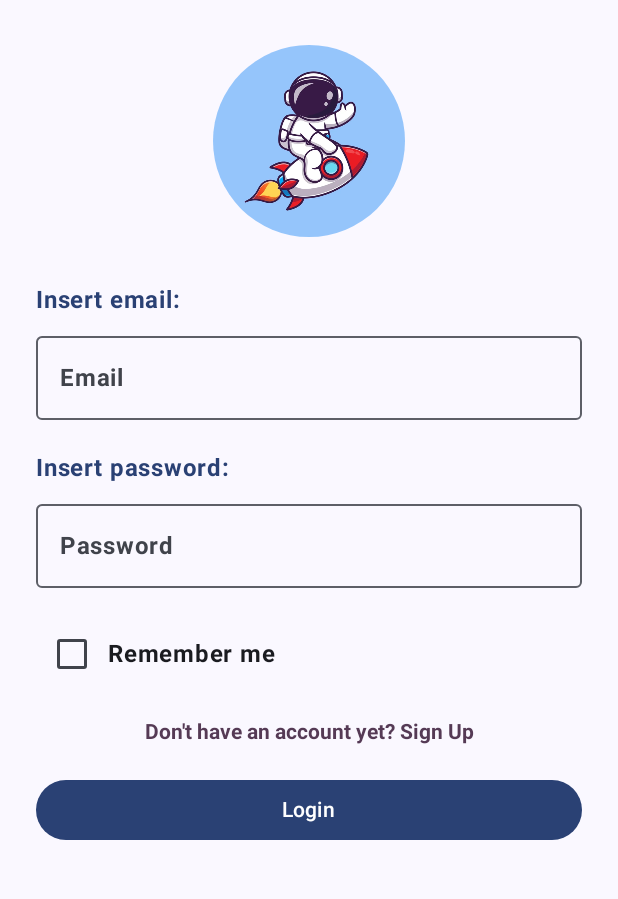
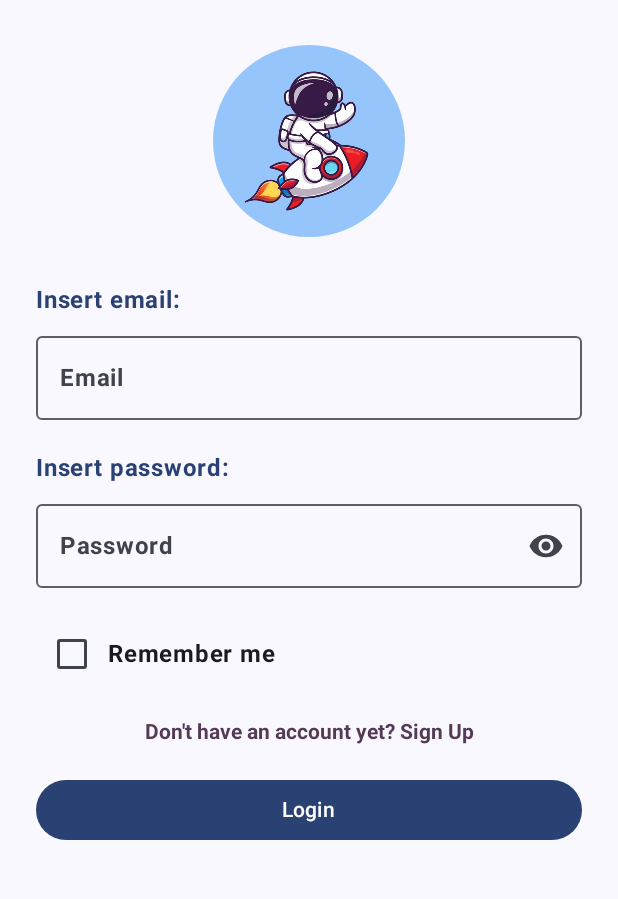
Before and after one commit to NiccoloBert0zzi/MemoryExplorer, an Android app built with Jetpack Compose: the composable LoginScreen shown on its own in the app's theme, on a phone screen of 412 x 824 dp, the part 109-1008 px from its top. Run offline under Robolectric (Android 15) with nearby library versions, the phone set to English and light mode, and no system bars; our stand-ins replace Firebase (no records; nobody signed in at launch, a user with empty details on screens opened directly), Room's generated code; 4 statements that could not run were skipped.

Commit message:
password hide/show

```diff
--- a/app/src/main/java/com/example/memoryexplorer/ui/screens/login/LoginScreen.kt
+++ b/app/src/main/java/com/example/memoryexplorer/ui/screens/login/LoginScreen.kt
@@ -15,8 +15,13 @@ import androidx.compose.foundation.text.ClickableText
 import androidx.compose.foundation.text.KeyboardActions
 import androidx.compose.foundation.text.KeyboardOptions
 import androidx.compose.foundation.verticalScroll
+import androidx.compose.material.icons.Icons
+import androidx.compose.material.icons.filled.Visibility
+import androidx.compose.material.icons.filled.VisibilityOff
 import androidx.compose.material3.Button
 import androidx.compose.material3.Checkbox
+import androidx.compose.material3.Icon
+import androidx.compose.material3.IconButton
 import androidx.compose.material3.MaterialTheme
 import androidx.compose.material3.OutlinedTextField
 import androidx.compose.material3.Scaffold
@@ -40,6 +45,7 @@ import androidx.compose.ui.text.font.FontWeight.Companion.Bold
 import androidx.compose.ui.text.input.ImeAction
 import androidx.compose.ui.text.input.KeyboardType
 import androidx.compose.ui.text.input.PasswordVisualTransformation
+import androidx.compose.ui.text.input.VisualTransformation
 import androidx.compose.ui.unit.dp
 import androidx.navigation.NavHostController
 import com.example.memoryexplorer.R
@@ -54,6 +60,7 @@ fun LoginScreen(
     var remember by rememberSaveable { mutableStateOf(false) }
 
     val passwordFocusRequester = remember { FocusRequester() }
+    var passwordVisibility by remember { mutableStateOf(false) }
 
     Scaffold(
         modifier = Modifier.fillMaxSize()
@@ -132,7 +139,15 @@ fun LoginScreen(
                     onValueChange = { password = it },
                     label = { Text(stringResource(R.string.password)) },
                     singleLine = true,
-                    visualTransformation = PasswordVisualTransformation(),
+                    visualTransformation = if (passwordVisibility) VisualTransformation.None else PasswordVisualTransformation(),
+                    trailingIcon = {
+                        IconButton(onClick = { passwordVisibility = !passwordVisibility }) {
+                            Icon(
+                                imageVector = if (passwordVisibility) Icons.Default.VisibilityOff else Icons.Default.Visibility,
+                                contentDescription = if (passwordVisibility) stringResource(R.string.password_visibility_off) else stringResource(R.string.password_visibility_on)
+                            )
+                        }
+                    },
                     modifier = Modifier
                         .fillMaxWidth()
                         .focusRequester(passwordFocusRequester)
--- a/app/src/main/res/values/strings.xml
+++ b/app/src/main/res/values/strings.xml
@@ -22,6 +22,8 @@
     <string name="option_login">Already have an account? Log In</string>
     <string name="empty_fields">Fields cannot be empty</string>
     <string name="password_length">Password must be at least 6 characters long</string>
+    <string name="password_visibility_off" translatable="false">Hide password</string>
+    <string name="password_visibility_on" translatable="false">Show password</string>
 
     <!-- Settings -->
     <string name="logout">Logout</string>
```
